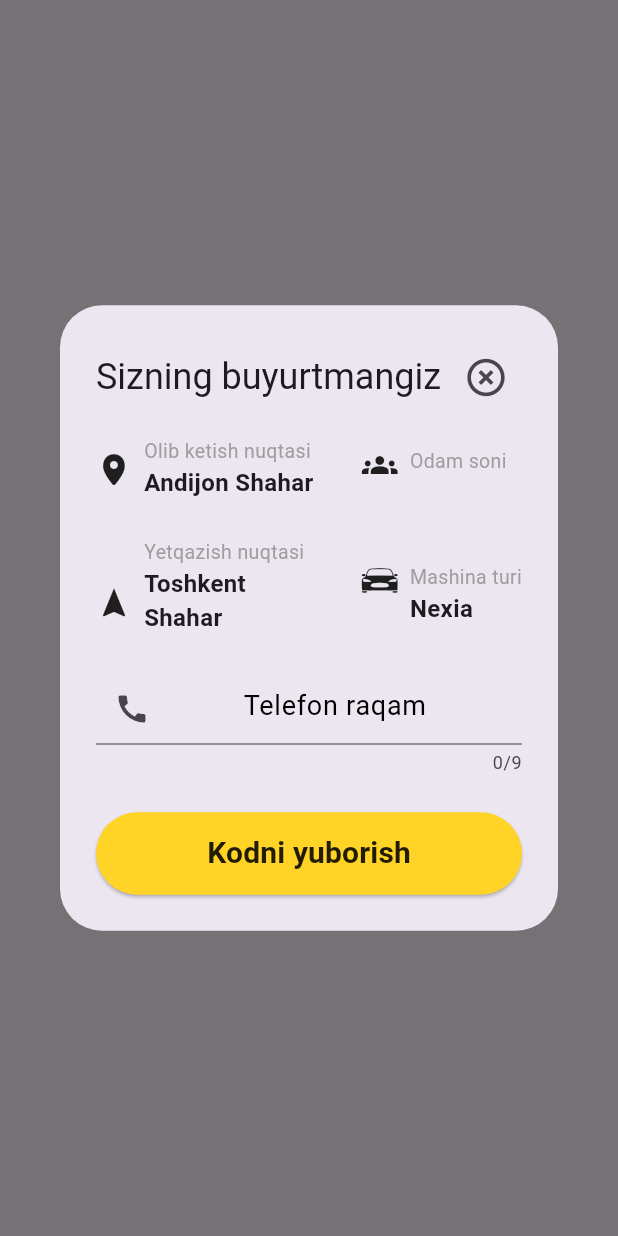
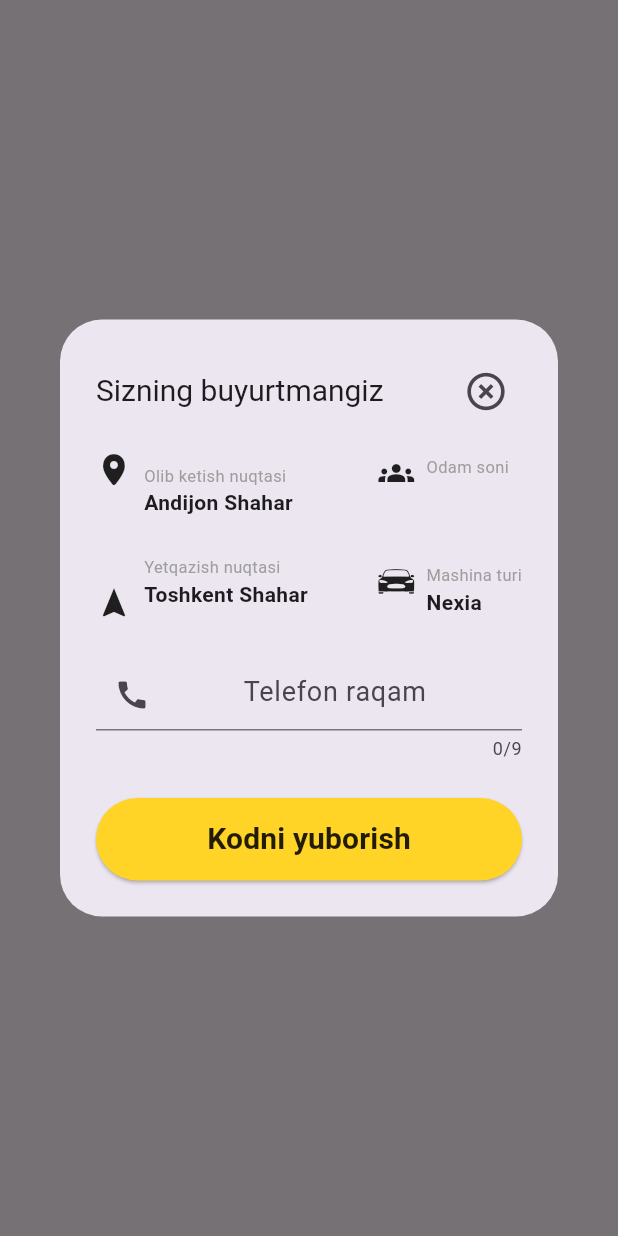
Before and after one commit to Kamronbek-SDK/test_one, a Flutter app: what order() shows on an empty page, opened directly, on a phone screen of 412 x 824 dp. Run offline on Flutter 3.47's test engine with Material 3 defaults, Android fonts, the phone set to English and light mode, and no system bars.

Commit message:
First taxi UI

```diff
--- a/lib/login.dart
+++ b/lib/login.dart
@@ -19,7 +19,8 @@ class _LoginPageState extends State<LoginPage> {
   @override
   Widget build(BuildContext context) {
     return Scaffold(
-      body: Stack(children: [
+      body: Stack(
+          children: [
         Image.asset(
           'img/taxi.jpg',
           fit: BoxFit.cover,
@@ -124,7 +125,7 @@ class _LoginPageState extends State<LoginPage> {
                                     : null,
                                 color: Colors.white,
                               )),
-                          prefixText: '+998 ',
+                          prefix: const Text('+998 '),
                           prefixStyle:
                               const TextStyle(color: Colors.white, fontSize: 18),
                           border: InputBorder.none,
--- a/lib/widget.dart
+++ b/lib/widget.dart
@@ -480,7 +480,6 @@ class _HomeBodyState extends State<HomeBody> {
 //   ),
 //   ));
 //   }
-
 void order(BuildContext context) {
   int a = Random().nextInt(4);
   showDialog(
@@ -489,13 +488,13 @@ void order(BuildContext context) {
       title: Row(
         mainAxisAlignment: MainAxisAlignment.spaceBetween,
         children: [
-          const Text("Sizning buyurtmangiz"),
+          const Text("Sizning buyurtmangiz", style: TextStyle(fontSize: 20),),
           IconButton(
             onPressed: () {
               Navigator.of(context).pop();
             },
             icon: const Icon(Icons.highlight_remove, size: 30),
-          )
+          ),
         ],
       ),
       content: SingleChildScrollView(
@@ -521,26 +520,26 @@ void order(BuildContext context) {
                       children: [
                         const Text(
                           'Olib ketish nuqtasi',
-                          style: TextStyle(fontSize: 13, color: Colors.grey),
+                          style: TextStyle(fontSize: 11, color: Colors.grey),
                         ),
                         Text(
                           city1,
                           overflow: TextOverflow.fade,
                           style: const TextStyle(
-                            fontSize: 16,
+                            fontSize: 14,
                             fontWeight: FontWeight.bold,
                           ),
                         ),
                         const SizedBox(height: 25),
                         const Text(
                           'Yetqazish nuqtasi',
-                          style: TextStyle(fontSize: 13, color: Colors.grey),
+                          style: TextStyle(fontSize: 11, color: Colors.grey),
                         ),
                         Text(
                           city2,
                           overflow: TextOverflow.fade,
                           style: const TextStyle(
-                            fontSize: 16,
+                            fontSize: 14,
                             fontWeight: FontWeight.bold,
                           ),
                         ),
@@ -564,10 +563,10 @@ void order(BuildContext context) {
                             children: [
                               const Text('Odam soni',
                                   style: TextStyle(
-                                      fontSize: 13, color: Colors.grey)),
+                                      fontSize: 11, color: Colors.grey)),
                               Text(controller4.text,
                                   style: const TextStyle(
-                                      fontSize: 16,
+                                      fontSize: 14,
                                       fontWeight: FontWeight.bold)),
                             ],
                           ),
@@ -584,11 +583,11 @@ void order(BuildContext context) {
                               const Text('Mashina turi',
                                   overflow: TextOverflow.fade,
                                   style: TextStyle(
-                                      fontSize: 13, color: Colors.grey)),
+                                      fontSize: 11, color: Colors.grey)),
                               Text(
                                 carsT[a],
                                 style: const TextStyle(
-                                  fontSize: 16,
+                                  fontSize: 14,
                                   fontWeight: FontWeight.bold,
                                 ),
                               ),
@@ -603,15 +602,16 @@ void order(BuildContext context) {
               const SizedBox(height: 25),
               SizedBox(
                 width: MediaQuery.of(context).size.width * 0.9,
-                child: const TextField(
+                child: TextField(
+                    inputFormatters: [FilteringTextInputFormatter.digitsOnly],
+                  keyboardType: TextInputType.phone,
                   maxLength: 9,
-                  style: TextStyle(color: Colors.black, fontSize: 18),
-                  decoration: InputDecoration(
-                    prefixText: '+998 ',
+                  style: const TextStyle(color: Colors.black, fontSize: 18),
+                  decoration: const InputDecoration(
+                    prefix: Text('+998 '),
                     prefixStyle: TextStyle(color: Colors.black, fontSize: 18),
                     prefixIcon: Icon(Icons.call),
                     hintText: 'Telefon raqam',
-                    hintStyle: TextStyle(color: Colors.black),
                   ),
                 ),
               ),
--- a/pubspec.yaml
+++ b/pubspec.yaml
@@ -35,6 +35,7 @@ dependencies:
   # The following adds the Cupertino Icons font to your application.
   # Use with the CupertinoIcons class for iOS style icons.
   cupertino_icons: ^1.0.6
+  gap: ^3.0.1
 
 dev_dependencies:
   flutter_test:
```
Also changed, not shown: pubspec.lock.
